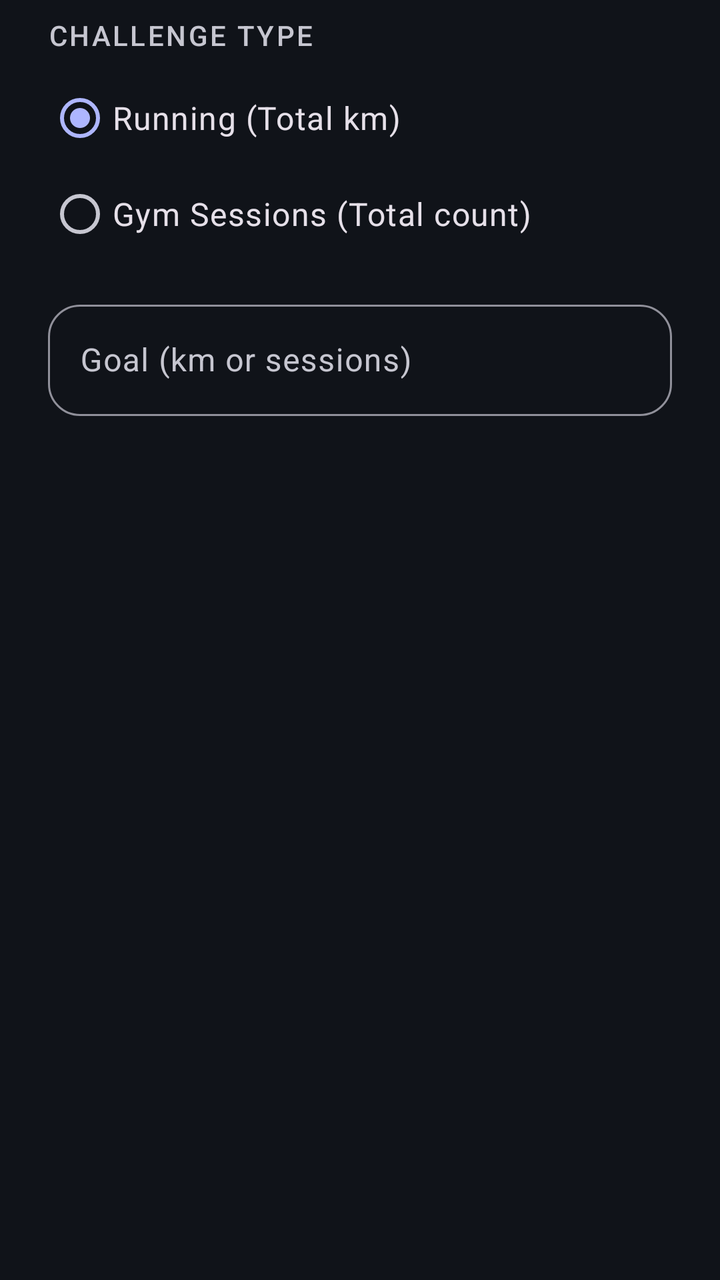
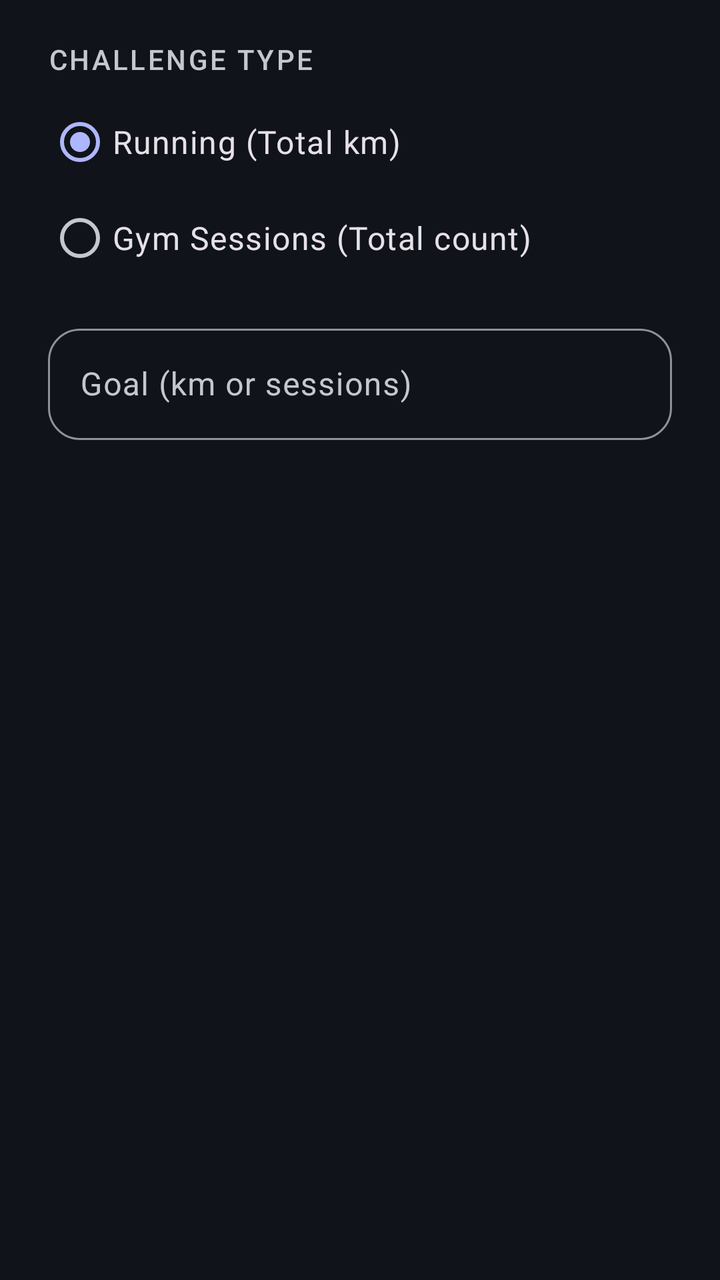

Screens rendered from an Android XML layout before and after an edit, with the pre-edit source and the edit as a unified diff.
<!-- AndroidManifest.xml: application theme Theme.MobileSE -->
<!-- res/layout/dialog_challenge_setup.xml -->
<?xml version="1.0" encoding="utf-8"?>
<LinearLayout xmlns:android="http://schemas.android.com/apk/res/android"
    xmlns:app="http://schemas.android.com/apk/res-auto"
    android:layout_width="match_parent"
    android:layout_height="wrap_content"
    android:orientation="vertical"
    android:paddingStart="24dp"
    android:paddingEnd="24dp"
    android:paddingTop="8dp"
    android:paddingBottom="8dp">

    <TextView
        style="@style/TextAppearance.CrewFit.SectionLabel"
        android:layout_width="wrap_content"
        android:layout_height="wrap_content"
        android:text="@string/challenge_type_label" />

    <RadioGroup
        android:id="@+id/rgChallengeType"
        android:layout_width="match_parent"
        android:layout_height="wrap_content"
        android:layout_marginTop="8dp">

        <com.google.android.material.radiobutton.MaterialRadioButton
            android:id="@+id/rbRunning"
            android:layout_width="match_parent"
            android:layout_height="wrap_content"
            android:minHeight="48dp"
            android:text="@string/challenge_type_running"
            android:textAppearance="?attr/textAppearanceBodyLarge"
            android:checked="true" />

        <com.google.android.material.radiobutton.MaterialRadioButton
            android:id="@+id/rbGym"
            android:layout_width="match_parent"
            android:layout_height="wrap_content"
            android:minHeight="48dp"
            android:textAppearance="?attr/textAppearanceBodyLarge"
            android:text="@string/challenge_type_gym" />
    </RadioGroup>

    <com.google.android.material.textfield.TextInputLayout
        style="@style/Widget.CrewFit.TextField"
        android:layout_width="match_parent"
        android:layout_height="wrap_content"
        android:layout_marginTop="16dp"
        android:hint="@string/challenge_goal_hint">

        <com.google.android.material.textfield.TextInputEditText
            android:id="@+id/etChallengeGoal"
            android:layout_width="match_parent"
            android:layout_height="wrap_content"
            android:inputType="number" />
    </com.google.android.material.textfield.TextInputLayout>

</LinearLayout>
<!-- resources referenced by this layout -->
<resources>
  <style name="Base.Theme.MobileSE" parent="Theme.Material3.Dark.NoActionBar">
  
          
          <item name="colorPrimary">@color/md_primary</item>
          <item name="colorOnPrimary">@color/md_on_primary</item>
          <item name="colorPrimaryContainer">@color/md_primary_container</item>
          <item name="colorOnPrimaryContainer">@color/md_on_primary_container</item>
  
          <item name="colorSecondary">@color/md_secondary</item>
          <item name="colorOnSecondary">@color/md_on_secondary</item>
          <item name="colorSecondaryContainer">@color/md_secondary_container</item>
          <item name="colorOnSecondaryContainer">@color/md_on_secondary_container</item>
  
          <item name="colorTertiary">@color/md_tertiary</item>
          <item name="colorOnTertiary">@color/md_on_tertiary</item>
          <item name="colorTertiaryContainer">@color/md_tertiary_container</item>
          <item name="colorOnTertiaryContainer">@color/md_on_tertiary_container</item>
  
          <item name="colorError">@color/md_error</item>
          <item name="colorOnError">@color/md_on_error</item>
          <item name="colorErrorContainer">@color/md_error_container</item>
          <item name="colorOnErrorContainer">@color/md_on_error_container</item>
  
          <item name="android:colorBackground">@color/md_surface</item>
          <item name="colorSurface">@color/md_surface</item>
          <item name="colorOnSurface">@color/md_on_surface</item>
          <item name="colorSurfaceVariant">@color/md_surface_variant</item>
          <item name="colorOnSurfaceVariant">@color/md_on_surface_variant</item>
  
          <item name="colorSurfaceContainerLowest">@color/md_surface_container_lowest</item>
          <item name="colorSurfaceContainerLow">@color/md_surface_container_low</item>
          <item name="colorSurfaceContainer">@color/md_surface_container</item>
          <item name="colorSurfaceContainerHigh">@color/md_surface_container_high</item>
          <item name="colorSurfaceContainerHighest">@color/md_surface_container_highest</item>
  
          <item name="colorOutline">@color/md_outline</item>
          <item name="colorOutlineVariant">@color/md_outline_variant</item>
          <item name="colorSurfaceInverse">@color/md_inverse_surface</item>
          <item name="colorOnSurfaceInverse">@color/md_inverse_on_surface</item>
  
          
          <item name="android:statusBarColor">@android:color/transparent</item>
          <item name="android:navigationBarColor">@color/md_surface_container</item>
          <item name="android:windowLightStatusBar">false</item>
          <item name="android:windowBackground">@color/md_surface</item>
  
          
          <item name="shapeAppearanceCornerSmall">@style/ShapeAppearance.CrewFit.Small</item>
          <item name="shapeAppearanceCornerMedium">@style/ShapeAppearance.CrewFit.Medium</item>
          <item name="shapeAppearanceCornerLarge">@style/ShapeAppearance.CrewFit.Large</item>
  
          <item name="materialCardViewStyle">@style/Widget.CrewFit.Card</item>
          <item name="materialButtonStyle">@style/Widget.CrewFit.Button</item>
          <item name="textInputStyle">@style/Widget.CrewFit.TextField</item>
          <item name="bottomNavigationStyle">@style/Widget.CrewFit.BottomNav</item>
      </style>
  <!-- unchanged entries left out for length: 43 -->
</resources>

<!-- the commit's change to res/layout/dialog_challenge_setup.xml (unified diff, before → after) -->
@@ -6,7 +6,7 @@
     android:orientation="vertical"
     android:paddingStart="24dp"
     android:paddingEnd="24dp"
-    android:paddingTop="8dp"
+    android:paddingTop="20dp"
     android:paddingBottom="8dp">
 
     <TextView
<!-- resource entries referenced after the edit -->
@@ -55,6 +55,41 @@
           <item name="materialButtonStyle">@style/Widget.CrewFit.Button</item>
           <item name="textInputStyle">@style/Widget.CrewFit.TextField</item>
           <item name="bottomNavigationStyle">@style/Widget.CrewFit.BottomNav</item>
+  
+          
+          <item name="materialAlertDialogTheme">@style/ThemeOverlay.CrewFit.Dialog</item>
+          <item name="android:datePickerDialogTheme">@style/ThemeOverlay.CrewFit.DatePicker</item>
+      </style>
+  <style name="ThemeOverlay.CrewFit.Dialog" parent="ThemeOverlay.Material3.MaterialAlertDialog">
+          <item name="alertDialogStyle">@style/MaterialAlertDialog.CrewFit</item>
+          <item name="materialAlertDialogTitleTextStyle">@style/MaterialAlertDialog.CrewFit.Title</item>
+          <item name="materialAlertDialogBodyTextStyle">@style/MaterialAlertDialog.CrewFit.Body</item>
+          <item name="buttonBarPositiveButtonStyle">@style/Widget.CrewFit.Dialog.Button</item>
+          <item name="buttonBarNegativeButtonStyle">@style/Widget.CrewFit.Dialog.Button</item>
+          <item name="buttonBarNeutralButtonStyle">@style/Widget.CrewFit.Dialog.Button</item>
+          <item name="colorSurface">@color/md_surface_container_high</item>
+          <item name="android:windowMinWidthMajor">70%</item>
+          <item name="android:windowMinWidthMinor">88%</item>
+      </style>
+  <style name="ThemeOverlay.CrewFit.DatePicker" parent="ThemeOverlay.Material3.MaterialAlertDialog">
+          <item name="colorSurface">@color/md_surface_container_high</item>
+          <item name="android:windowBackground">@android:color/transparent</item>
+      </style>
+  <style name="MaterialAlertDialog.CrewFit" parent="MaterialAlertDialog.Material3">
+          <item name="shapeAppearance">@style/ShapeAppearance.CrewFit.Large</item>
+          <item name="backgroundTint">@color/md_surface_container_high</item>
+      </style>
+  <style name="MaterialAlertDialog.CrewFit.Title" parent="MaterialAlertDialog.Material3.Title.Text">
+          <item name="android:textAppearance">?attr/textAppearanceHeadlineSmall</item>
+          <item name="android:textColor">@color/md_on_surface</item>
+      </style>
+  <style name="MaterialAlertDialog.CrewFit.Body" parent="MaterialAlertDialog.Material3.Body.Text">
+          <item name="android:textAppearance">?attr/textAppearanceBodyLarge</item>
+          <item name="android:textColor">@color/md_on_surface_variant</item>
+      </style>
+  <style name="Widget.CrewFit.Dialog.Button" parent="Widget.Material3.Button.TextButton.Dialog">
+          <item name="android:textColor">@color/md_primary</item>
+          <item name="android:textAppearance">?attr/textAppearanceLabelLarge</item>
       </style>
   <!-- unchanged entries left out for length: 43 -->
 </resources>
